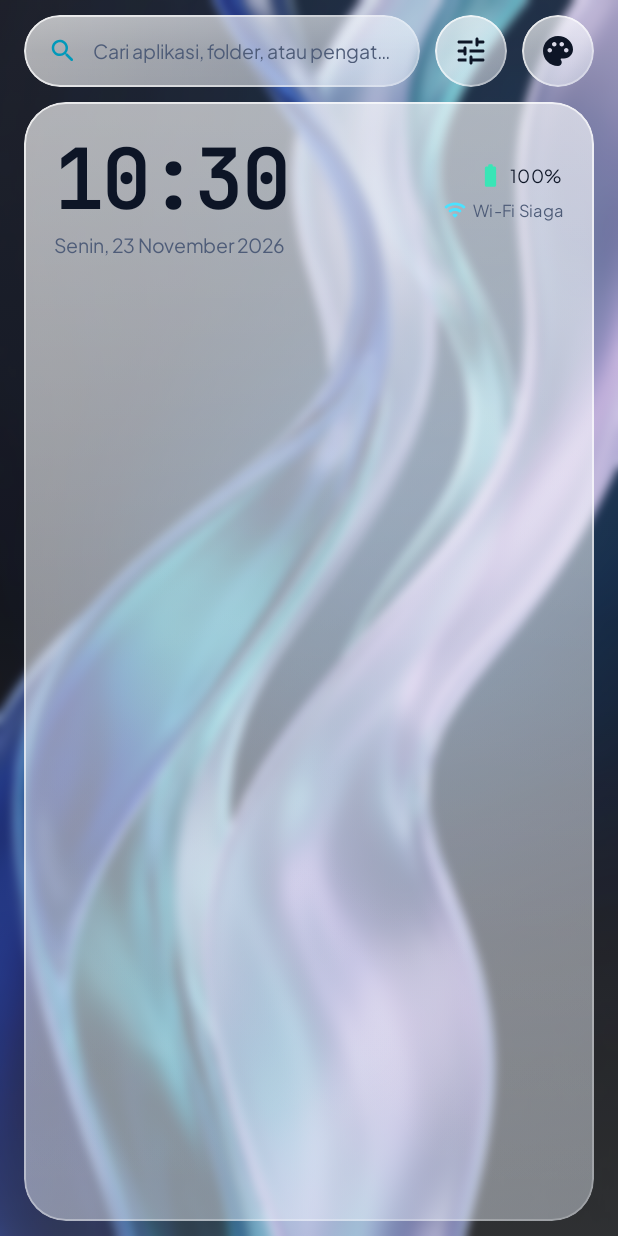
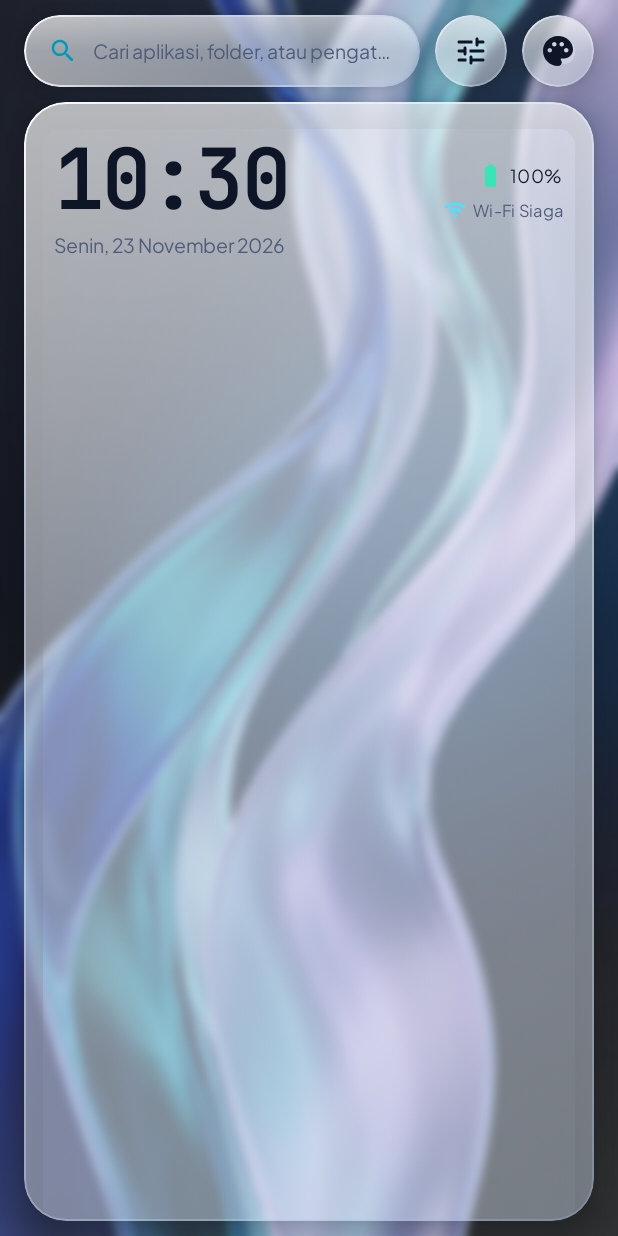
Before and after one commit to andikune-ux/H-P-i-O, an Android app built with Jetpack Compose: the screen it shows after launch (MainActivity), on a phone screen of 412 x 824 dp. Run offline under Robolectric (Android 15) with nearby library versions, the phone set to English and light mode, and no system bars.

Commit message:
Restore layered Liquid Glass depth and reflections

```diff
--- a/app/src/main/java/dev/andikune/launcherhpio/ui/components/LiquidGlassComponents.kt
+++ b/app/src/main/java/dev/andikune/launcherhpio/ui/components/LiquidGlassComponents.kt
@@ -31,6 +31,7 @@ import androidx.compose.ui.Alignment
 import androidx.compose.ui.Modifier
 import androidx.compose.ui.draw.blur
 import androidx.compose.ui.draw.clip
+import androidx.compose.ui.draw.shadow
 import androidx.compose.ui.graphics.Brush
 import androidx.compose.ui.graphics.Color
 import androidx.compose.ui.graphics.ImageBitmap
@@ -150,43 +151,48 @@ fun liquidGlassPanelModifier(
     val alpha = ((preferences?.glassTransparency ?: 0.22f) + alphaBoost).coerceIn(0.14f, 0.90f)
     val shape = RoundedCornerShape(cornerRadius)
 
-    // Keep the wallpaper visible through the material. The glass effect comes from
-    // translucency and a restrained specular edge, not a heavy shadow or opaque card.
+    // Multi-stop tint recreates depth inside the glass instead of flattening it
+    // into a plain translucent card.
     val fill = if (dark) {
         Brush.linearGradient(
             colors = listOf(
-                Color(0xFF16223C).copy(alpha = (alpha + 0.14f).coerceAtMost(0.78f)),
-                Color(0xFF0E1629).copy(alpha = alpha.coerceAtMost(0.72f))
+                Color(0xFF52617D).copy(alpha = (alpha * 0.54f).coerceAtMost(0.48f)),
+                Color(0xFF18243B).copy(alpha = (alpha + 0.10f).coerceAtMost(0.72f)),
+                Color(0xFF0A1325).copy(alpha = (alpha + 0.16f).coerceAtMost(0.82f))
             )
         )
     } else {
         Brush.linearGradient(
             colors = listOf(
-                Color.White.copy(alpha = (alpha + 0.22f).coerceAtMost(0.78f)),
-                Color(0xFFEBF2FC).copy(alpha = (alpha + 0.10f).coerceAtMost(0.68f))
+                Color.White.copy(alpha = (alpha + 0.18f).coerceAtMost(0.76f)),
+                Color(0xFFF5F9FF).copy(alpha = (alpha + 0.12f).coerceAtMost(0.72f)),
+                Color(0xFFDCE8F8).copy(alpha = (alpha + 0.08f).coerceAtMost(0.66f))
             )
         )
     }
     val edge = Brush.linearGradient(
         colors = if (dark) {
             listOf(
-                GlassHighlightDark.copy(alpha = 0.72f),
-                GlassBorderDark.copy(alpha = 0.72f),
-                Color.White.copy(alpha = 0.045f)
+                Color.White.copy(alpha = 0.42f),
+                Color(0xFFB7D5FF).copy(alpha = 0.20f),
+                Color.White.copy(alpha = 0.07f),
+                Color(0xFF9CBFFF).copy(alpha = 0.18f)
             )
         } else {
             listOf(
-                GlassHighlightLight.copy(alpha = 0.72f),
-                GlassBorderLight.copy(alpha = 0.58f),
-                Color.White.copy(alpha = 0.22f)
+                Color.White.copy(alpha = 0.94f),
+                Color(0xFFBBD0EB).copy(alpha = 0.48f),
+                Color.White.copy(alpha = 0.34f),
+                Color(0xFF8FAED8).copy(alpha = 0.34f)
             )
         }
     )
 
     return Modifier
+        .shadow(if (dark) 12.dp else 10.dp, shape, clip = false)
         .clip(shape)
         .background(fill, shape)
-        .border(0.7.dp, edge, shape)
+        .border(1.dp, edge, shape)
 }
 @Composable
 fun LiquidGlassSurface(
@@ -215,14 +221,14 @@ fun LiquidGlassSurface(
                         Brush.verticalGradient(
                             colors = if (dark) {
                                 listOf(
-                                    Color.White.copy(alpha = 0.075f),
-                                    Color.White.copy(alpha = 0.018f),
+                                    Color.White.copy(alpha = 0.15f),
+                                    Color(0xFFB7D5FF).copy(alpha = 0.055f),
                                     Color.Transparent
                                 )
                             } else {
                                 listOf(
-                                    Color.White.copy(alpha = 0.22f),
-                                    Color.White.copy(alpha = 0.055f),
+                                    Color.White.copy(alpha = 0.34f),
+                                    Color(0xFFBBD0EB).copy(alpha = 0.11f),
                                     Color.Transparent
                                 )
                             }
```
